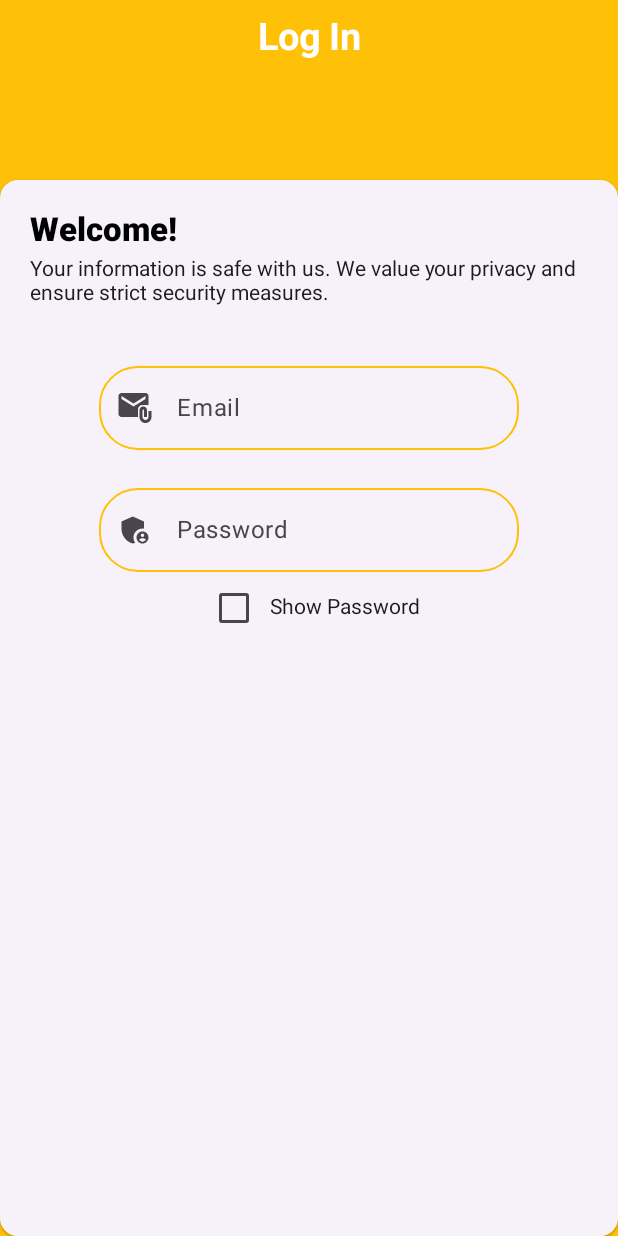
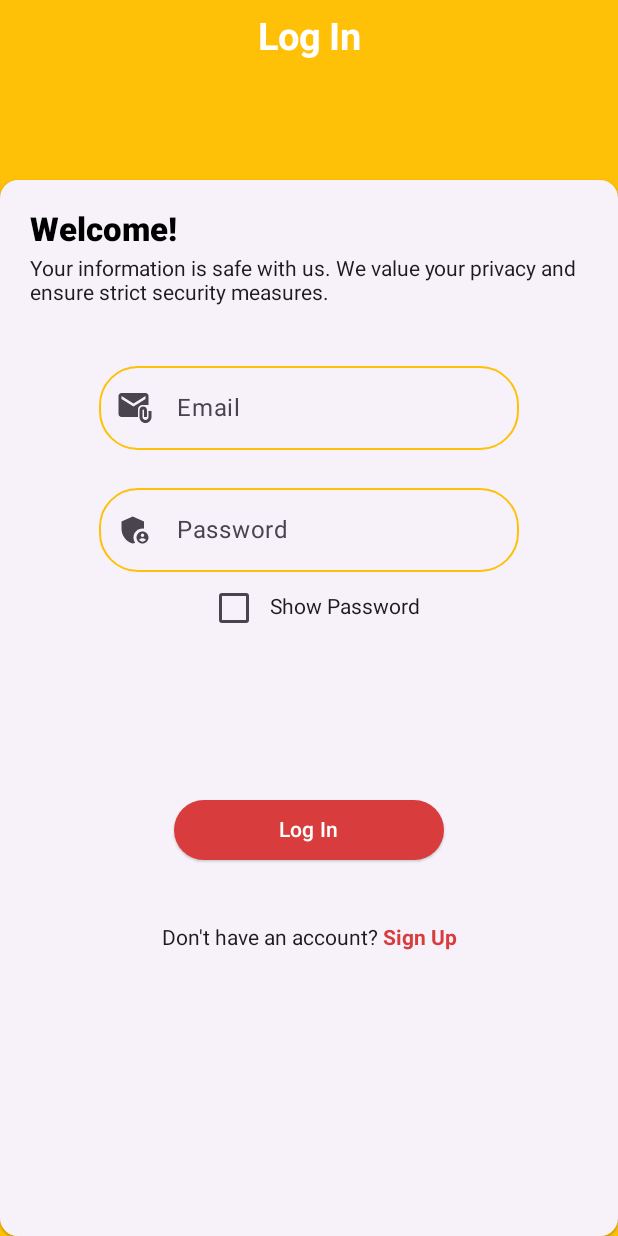
Before and after one commit to WahajSajid/Foodly, an Android app built with Jetpack Compose: the @Preview function Preview, on a phone screen of 412 x 824 dp. Run offline under Robolectric (Android 15) with nearby library versions, the phone set to English and light mode, and no system bars; our stand-ins replace accompanist.

Commit message:
Working on LoginScreen.kt

```diff
--- a/app/src/main/java/com/example/foodly/LoginScreen.kt
+++ b/app/src/main/java/com/example/foodly/LoginScreen.kt
@@ -16,9 +16,12 @@ import androidx.compose.foundation.layout.fillMaxSize
 import androidx.compose.foundation.layout.fillMaxWidth
 import androidx.compose.foundation.layout.padding
 import androidx.compose.foundation.layout.statusBars
+import androidx.compose.foundation.layout.width
 import androidx.compose.foundation.shape.RoundedCornerShape
+import androidx.compose.material3.ButtonDefaults
 import androidx.compose.material3.Checkbox
 import androidx.compose.material3.CheckboxDefaults
+import androidx.compose.material3.ElevatedButton
 import androidx.compose.material3.ElevatedCard
 import androidx.compose.material3.Icon
 import androidx.compose.material3.Text
@@ -46,6 +49,7 @@ import androidx.compose.ui.tooling.preview.Preview
 import androidx.compose.ui.unit.dp
 import androidx.compose.ui.unit.sp
 import com.example.foodly.ui.theme.appThemeColor1
+import com.example.foodly.ui.theme.appThemeColor2
 import com.google.accompanist.systemuicontroller.rememberSystemUiController
 
 @Composable
@@ -129,8 +133,36 @@ fun LogInScreen(stateViewModel: StateViewModel = StateViewModel()) {
                         visualTransformation = PasswordVisualTransformation()
                     )
                     Row {
-                        Checkbox(checked = stateViewModel.showPasswordLogin.value, onCheckedChange = {stateViewModel.showPasswordLogin.value = !stateViewModel.showPasswordLogin.value}, colors = CheckboxDefaults.colors(checkedColor = appThemeColor1))
+                        Checkbox(
+                            checked = stateViewModel.showPasswordLogin.value,
+                            onCheckedChange = {
+                                stateViewModel.showPasswordLogin.value =
+                                    !stateViewModel.showPasswordLogin.value
+                            },
+                            colors = CheckboxDefaults.colors(checkedColor = appThemeColor1)
+                        )
                         Text(text = "Show Password", modifier = Modifier.padding(top = 15.dp))
+                    }
+                    ElevatedButton(
+                        onClick = {}, colors = ButtonDefaults.elevatedButtonColors(
+                            appThemeColor2
+                        ),
+                        modifier = Modifier
+                            .width(180.dp)
+                            .padding(top = 100.dp)
+                    ) {
+                        Text(text = "Log In", color = Color.White)
+                    }
+                    Row(modifier = Modifier.padding(top = 40.dp)) {
+                        Text(text = "Don't have an account? ")
+                        Text(
+                            text = "Sign Up", style = TextStyle(
+                                fontWeight = FontWeight.Bold, color = Color(
+                                    appThemeColor2.toArgb()
+                                )
+                            ),
+                            modifier = Modifier.clickable {  }
+                        )
                     }
                 }
             }
```
